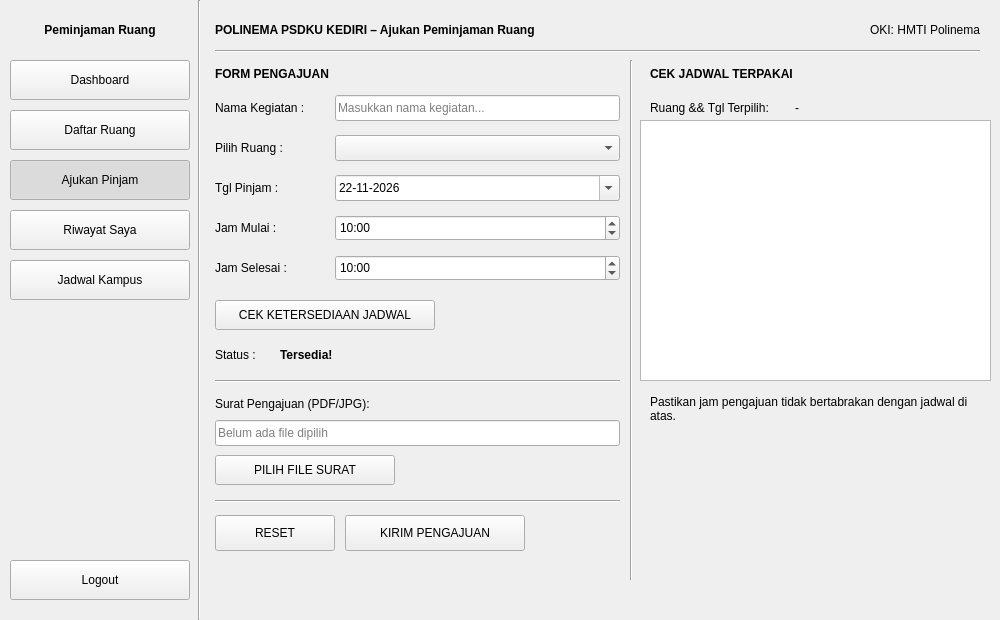
Qt form ui/ajukan_pinjam.ui (Ariel-F-S/SistemPeminjamanRuangPolinemaKampusKediri) before a commit.
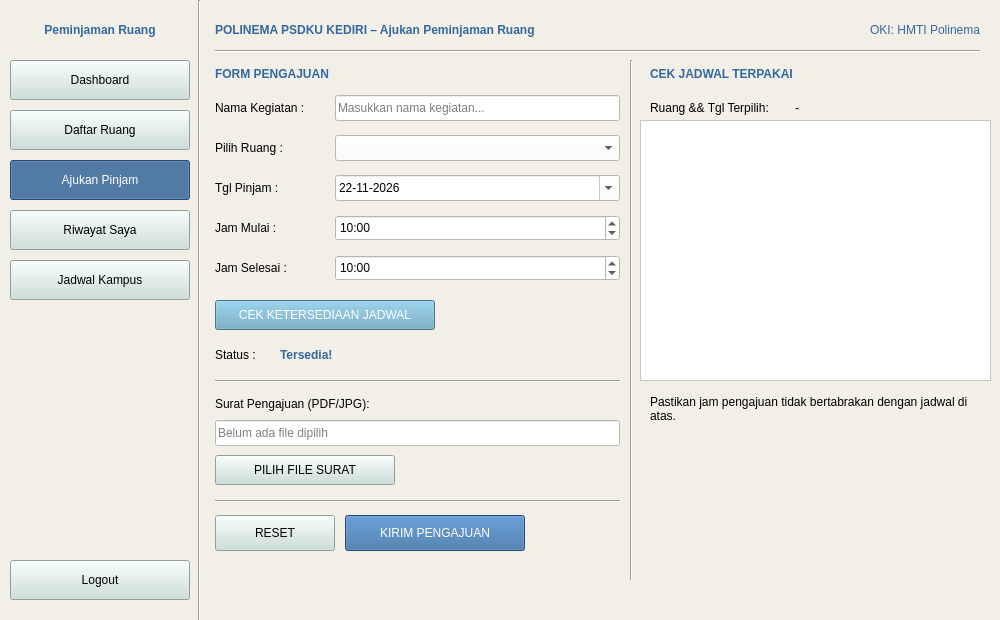
The same form after that commit. Icons and pictures are not drawn.

```diff
--- a/ui/ajukan_pinjam.ui
+++ b/ui/ajukan_pinjam.ui
@@ -17,6 +17,9 @@
    <iconset>
     <normaloff>icons/app.png</normaloff>icons/app.png</iconset>
   </property>
+  <property name="styleSheet">
+   <string notr="true">background-color: #F2EFE7;</string>
+  </property>
   <widget class="QLabel" name="lblBrand">
    <property name="geometry">
     <rect>
@@ -32,6 +35,9 @@
      <bold>true</bold>
     </font>
    </property>
+   <property name="styleSheet">
+    <string notr="true">color: #3368A0;</string>
+   </property>
    <property name="text">
     <string>Peminjaman Ruang</string>
    </property>
@@ -48,6 +54,9 @@
      <height>40</height>
     </rect>
    </property>
+   <property name="styleSheet">
+    <string notr="true">background-color: #C8DFDB;</string>
+   </property>
    <property name="text">
     <string>Dashboard</string>
    </property>
@@ -77,6 +86,9 @@
      <height>40</height>
     </rect>
    </property>
+   <property name="styleSheet">
+    <string notr="true">background-color: #C8DFDB;</string>
+   </property>
    <property name="text">
     <string>Daftar Ruang</string>
    </property>
@@ -106,6 +118,10 @@
      <height>40</height>
     </rect>
    </property>
+   <property name="styleSheet">
+    <string notr="true">background-color: #3368A0;
+color: white;</string>
+   </property>
    <property name="text">
     <string>Ajukan Pinjam</string>
    </property>
@@ -138,6 +154,9 @@
      <height>40</height>
     </rect>
    </property>
+   <property name="styleSheet">
+    <string notr="true">background-color: #C8DFDB;</string>
+   </property>
    <property name="text">
     <string>Riwayat Saya</string>
    </property>
@@ -167,6 +186,9 @@
      <height>40</height>
     </rect>
    </property>
+   <property name="styleSheet">
+    <string notr="true">background-color: #C8DFDB;</string>
+   </property>
    <property name="text">
     <string>Jadwal Kampus</string>
    </property>
@@ -196,6 +218,9 @@
      <height>40</height>
     </rect>
    </property>
+   <property name="styleSheet">
+    <string notr="true">background-color: #C8DFDB;</string>
+   </property>
    <property name="text">
     <string>Logout</string>
    </property>
@@ -241,6 +266,9 @@
      <bold>true</bold>
     </font>
    </property>
+   <property name="styleSheet">
+    <string notr="true">color: #3368A0;</string>
+   </property>
    <property name="text">
     <string>POLINEMA PSDKU KEDIRI – Ajukan Peminjaman Ruang</string>
    </property>
@@ -254,6 +282,9 @@
      <height>30</height>
     </rect>
    </property>
+   <property name="styleSheet">
+    <string notr="true">color: #3368A0;</string>
+   </property>
    <property name="text">
     <string>OKI: HMTI Polinema</string>
    </property>
@@ -308,6 +339,9 @@
      <bold>true</bold>
     </font>
    </property>
+   <property name="styleSheet">
+    <string notr="true">color: #3368A0;</string>
+   </property>
    <property name="text">
     <string>FORM PENGAJUAN</string>
    </property>
@@ -334,6 +368,9 @@
      <height>26</height>
     </rect>
    </property>
+   <property name="styleSheet">
+    <string notr="true">background-color: white;</string>
+   </property>
    <property name="placeholderText">
     <string>Masukkan nama kegiatan...</string>
    </property>
@@ -360,6 +397,9 @@
      <height>26</height>
     </rect>
    </property>
+   <property name="styleSheet">
+    <string notr="true">background-color: white;</string>
+   </property>
    <item>
     <property name="text">
      <string/>
@@ -398,6 +438,9 @@
      <height>26</height>
     </rect>
    </property>
+   <property name="styleSheet">
+    <string notr="true">background-color: white;</string>
+   </property>
    <property name="displayFormat">
     <string>dd-MM-yyyy</string>
    </property>
@@ -434,6 +477,9 @@
      <height>26</height>
     </rect>
    </property>
+   <property name="styleSheet">
+    <string notr="true">background-color: white;</string>
+   </property>
    <property name="displayFormat">
     <string>HH:mm</string>
    </property>
@@ -467,6 +513,9 @@
      <height>26</height>
     </rect>
    </property>
+   <property name="styleSheet">
+    <string notr="true">background-color: white;</string>
+   </property>
    <property name="displayFormat">
     <string>HH:mm</string>
    </property>
@@ -487,6 +536,10 @@
      <height>30</height>
     </rect>
    </property>
+   <property name="styleSheet">
+    <string notr="true">background-color: #66A3BF;
+color: white;</string>
+   </property>
    <property name="text">
     <string>CEK KETERSEDIAAN JADWAL</string>
    </property>
@@ -523,6 +576,9 @@
      <bold>true</bold>
     </font>
    </property>
+   <property name="styleSheet">
+    <string notr="true">color: #3368A0;</string>
+   </property>
    <property name="text">
     <string>Tersedia!</string>
    </property>
@@ -565,6 +621,9 @@
      <height>26</height>
     </rect>
    </property>
+   <property name="styleSheet">
+    <string notr="true">background-color: white;</string>
+   </property>
    <property name="readOnly">
     <bool>true</bool>
    </property>
@@ -581,6 +640,9 @@
      <height>30</height>
     </rect>
    </property>
+   <property name="styleSheet">
+    <string notr="true">background-color: #C8DFDB;</string>
+   </property>
    <property name="text">
     <string>PILIH FILE SURAT</string>
    </property>
@@ -614,6 +676,9 @@
      <height>36</height>
     </rect>
    </property>
+   <property name="styleSheet">
+    <string notr="true">background-color: #C8DFDB;</string>
+   </property>
    <property name="text">
     <string>RESET</string>
    </property>
@@ -631,6 +696,10 @@
      <height>36</height>
     </rect>
    </property>
+   <property name="styleSheet">
+    <string notr="true">background-color: #3368A0;
+color: white;</string>
+   </property>
    <property name="text">
     <string>KIRIM PENGAJUAN</string>
    </property>
@@ -654,6 +723,9 @@
      <bold>true</bold>
     </font>
    </property>
+   <property name="styleSheet">
+    <string notr="true">color: #3368A0;</string>
+   </property>
    <property name="text">
     <string>CEK JADWAL TERPAKAI</string>
    </property>
@@ -712,6 +784,9 @@
      <height>261</height>
     </rect>
    </property>
+   <property name="styleSheet">
+    <string notr="true">background-color: white;</string>
+   </property>
   </widget>
  </widget>
  <resources/>
```
